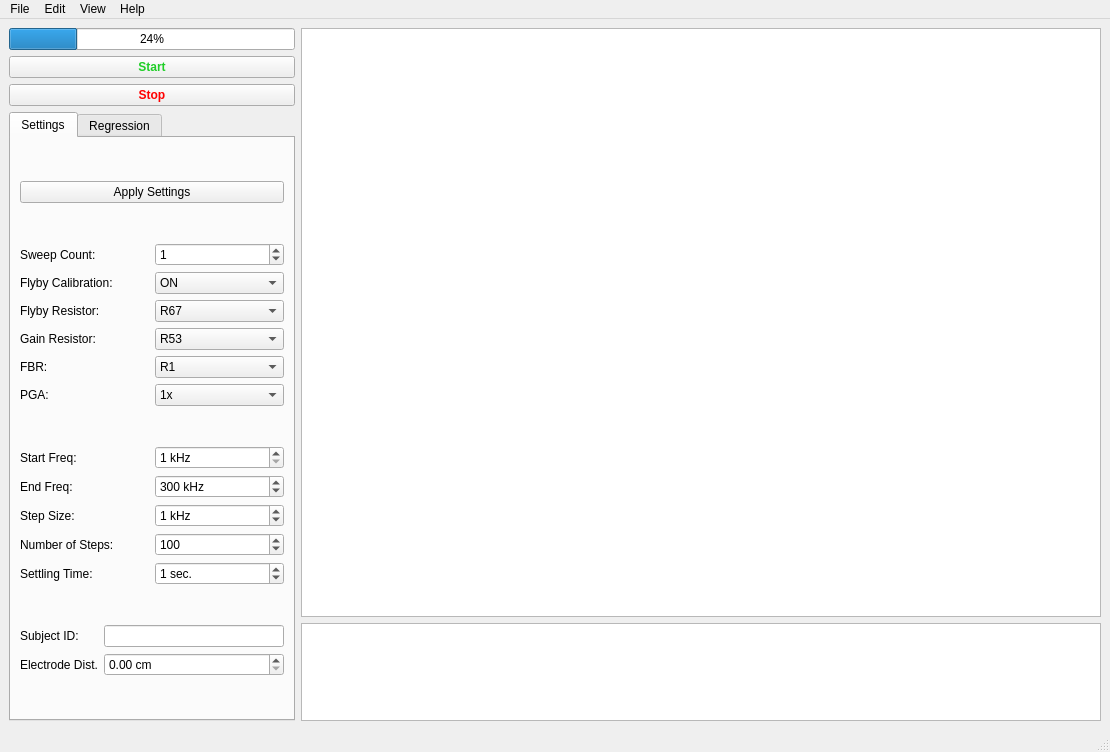
Before: the Qt Designer form ispectro_xml.ui in andrewallison2012/ispectro_gui, drawn with Qt 5.
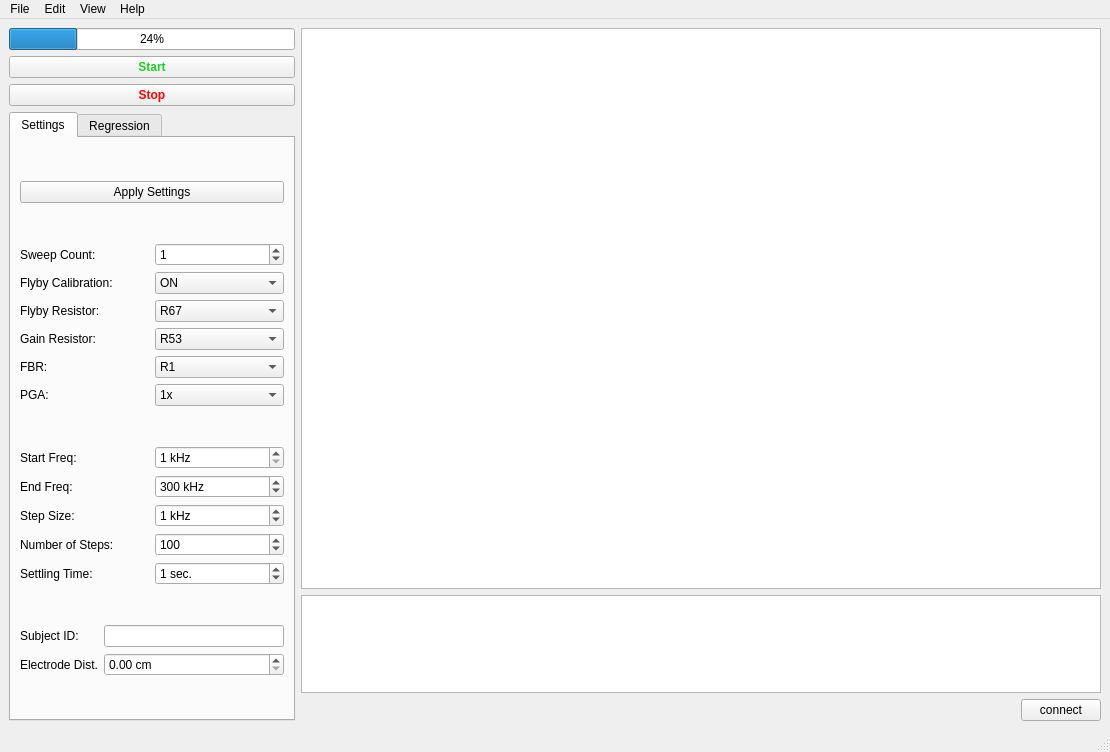
After: the same form once the commit is applied. Custom widgets are drawn as their Qt base class.

What changed in the file:
```diff
--- a/ispectro_xml.ui
+++ b/ispectro_xml.ui
@@ -610,6 +610,19 @@
         </property>
        </widget>
       </item>
+      <item row="3" column="0" alignment="Qt::AlignRight">
+       <widget class="QPushButton" name="connect_pushButton">
+        <property name="maximumSize">
+         <size>
+          <width>200</width>
+          <height>16777215</height>
+         </size>
+        </property>
+        <property name="text">
+         <string>connect</string>
+        </property>
+       </widget>
+      </item>
      </layout>
     </item>
    </layout>
```
